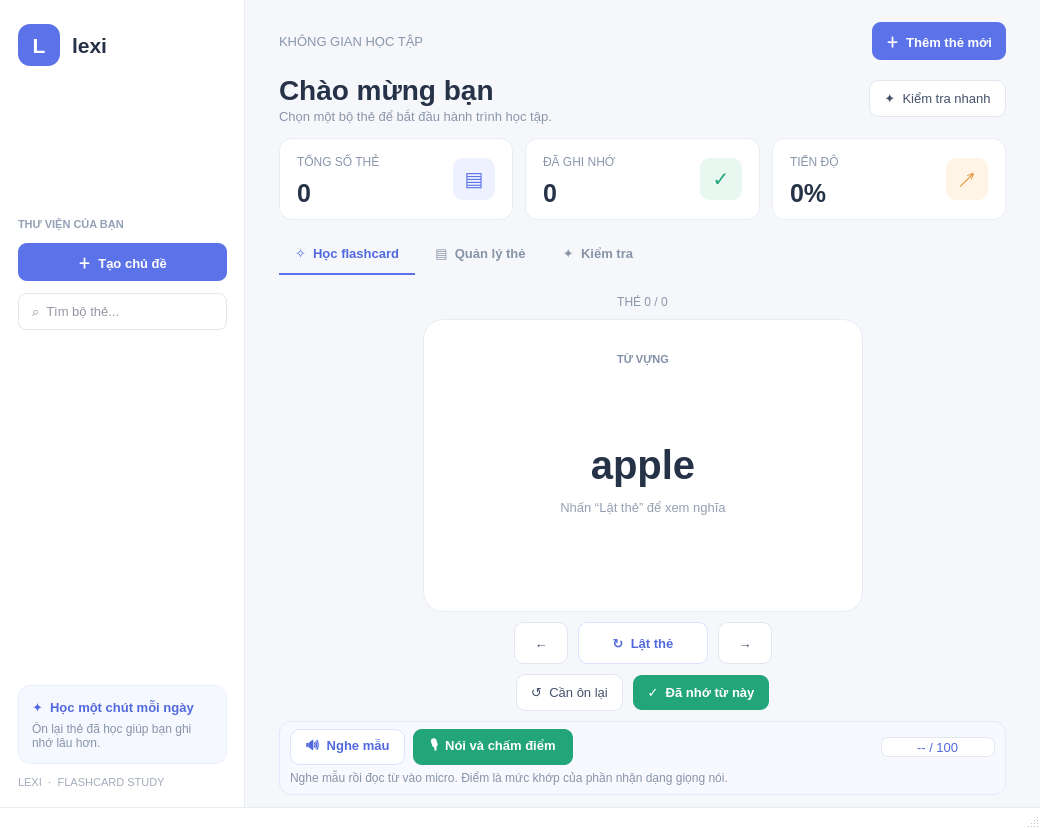
First picture: the form in mainWindow.ui, repository anhphamtuk18-oss/flashcard-app, before the edit.
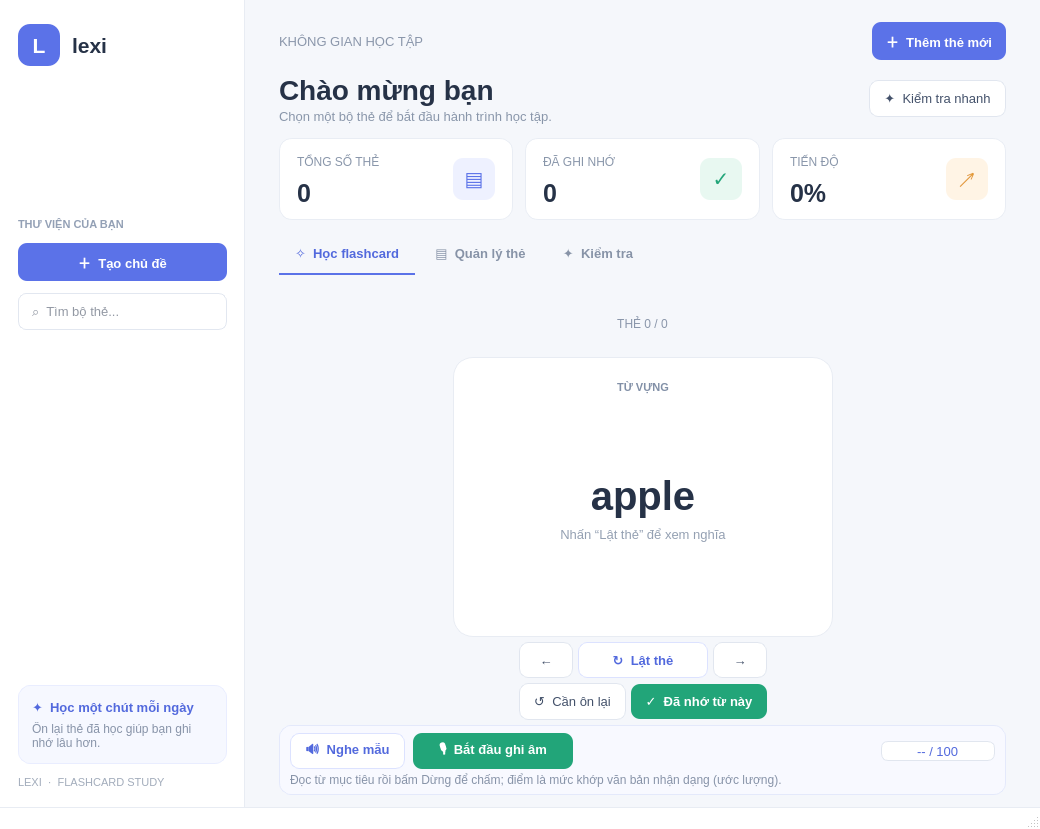
Second picture: the form after the edit.

Commit message: Cap nhat code moi

```diff
--- a/mainWindow.ui
+++ b/mainWindow.ui
@@ -12,8 +12,8 @@
   </property>
   <property name="minimumSize">
    <size>
-    <width>1040</width>
-    <height>760</height>
+    <width>900</width>
+    <height>600</height>
    </size>
   </property>
   <property name="windowTitle">
@@ -50,12 +50,17 @@
 QPushButton#btnFlip { color: #5269DD; border-color: #DCE2FF; font-weight: 600; }
 QPushButton#btnKnown { background: #22A579; color: white; border: none; font-weight: 600; }
 QPushButton#btnRecordPronunciation { background: #22A579; color: white; border: none; font-weight: 600; }
+QPushButton#btnRecordPronunciation[recording="true"] { background: #D65353; }
+QPushButton#btnRecordPronunciation[recording="true"]:hover { background: #BC4141; }
 QPushButton#btnSpeakTarget { color: #5269DD; border-color: #DCE2FF; font-weight: 600; }
 QProgressBar#pronunciationScore { background: white; border: 1px solid #E1E6EF; border-radius: 7px; color: #5269DD; text-align: center; min-width: 92px; max-width: 112px; height: 18px; }
 QProgressBar#pronunciationScore::chunk { background: #DCE3FF; border-radius: 6px; }
 QTableWidget { background: white; border: 1px solid #E8ECF3; border-radius: 12px; gridline-color: #F0F2F6; selection-background-color: #EEF1FF; selection-color: #394EBC; }
 QHeaderView::section { background: #F8F9FC; color: #8490A4; border: none; border-bottom: 1px solid #E8ECF3; padding: 11px; }
 QLabel#quizPrompt { font-size: 20pt; font-weight: 700; }
+QScrollBar:vertical { width: 9px; background: transparent; margin: 2px; }
+QScrollBar::handle:vertical { background: #D5DBE8; border-radius: 4px; min-height: 24px; }
+QScrollBar::add-line:vertical, QScrollBar::sub-line:vertical { height: 0; }
 QStatusBar { background: white; color: #8A96AA; border-top: 1px solid #E8ECF3; }
   </string>
   </property>
@@ -706,7 +711,7 @@
         <widget class="QWidget" name="studyPage">
          <layout class="QVBoxLayout" name="studyLayout">
           <property name="spacing">
-           <number>10</number>
+           <number>5</number>
           </property>
           <property name="leftMargin">
            <number>0</number>
@@ -752,14 +757,14 @@
              <widget class="QFrame" name="flashcardSurface">
               <property name="minimumSize">
                <size>
-                <width>440</width>
-                <height>285</height>
+                <width>380</width>
+                <height>170</height>
                </size>
               </property>
               <property name="maximumSize">
                <size>
                 <width>780</width>
-                <height>375</height>
+                <height>280</height>
                </size>
               </property>
               <property name="frameShape">
@@ -767,16 +772,16 @@
               </property>
               <layout class="QVBoxLayout" name="flashcardLayout">
                <property name="leftMargin">
-                <number>28</number>
+                <number>18</number>
                </property>
                <property name="topMargin">
-                <number>24</number>
+                <number>14</number>
                </property>
                <property name="rightMargin">
-                <number>28</number>
+                <number>18</number>
                </property>
                <property name="bottomMargin">
-                <number>24</number>
+                <number>14</number>
                </property>
                <item>
                 <widget class="QStackedWidget" name="cardFaceStack">
@@ -786,7 +791,7 @@
                  <widget class="QWidget" name="cardFrontPage">
                   <layout class="QVBoxLayout" name="cardFrontLayout">
                    <property name="spacing">
-                    <number>12</number>
+                    <number>8</number>
                    </property>
                    <item>
                     <widget class="QLabel" name="cardEyebrow">
@@ -806,13 +811,16 @@
                      <property name="sizeHint" stdset="0">
                       <size>
                        <width>20</width>
-                       <height>25</height>
+                       <height>0</height>
                       </size>
                      </property>
                     </spacer>
                    </item>
                    <item>
                     <widget class="QLabel" name="cardTerm">
+                     <property name="wordWrap">
+                      <bool>true</bool>
+                     </property>
                      <property name="text">
                       <string>apple</string>
                      </property>
@@ -839,7 +847,7 @@
                      <property name="sizeHint" stdset="0">
                       <size>
                        <width>20</width>
-                       <height>25</height>
+                       <height>0</height>
                       </size>
                      </property>
                     </spacer>
@@ -955,7 +963,7 @@
               <property name="minimumSize">
                <size>
                 <width>54</width>
-                <height>42</height>
+                  <height>36</height>
                </size>
               </property>
               <property name="text">
@@ -968,7 +976,7 @@
               <property name="minimumSize">
                <size>
                 <width>130</width>
-                <height>42</height>
+                  <height>36</height>
                </size>
               </property>
               <property name="text">
@@ -981,7 +989,7 @@
               <property name="minimumSize">
                <size>
                 <width>54</width>
-                <height>42</height>
+                  <height>36</height>
                </size>
               </property>
               <property name="text">
@@ -1053,7 +1061,7 @@
             <property name="minimumSize">
              <size>
               <width>0</width>
-              <height>74</height>
+              <height>70</height>
              </size>
             </property>
             <property name="styleSheet">
@@ -1102,7 +1110,7 @@
                   </size>
                  </property>
                  <property name="text">
-                  <string>🎙  Nói và chấm điểm</string>
+                  <string>🎙  Bắt đầu ghi âm</string>
                  </property>
                 </widget>
                </item>
@@ -1146,7 +1154,7 @@
                 <string notr="true">color: #8793A8; font-size: 9pt;</string>
                </property>
                <property name="text">
-                <string>Nghe mẫu rồi đọc từ vào micro. Điểm là mức khớp của phần nhận dạng giọng nói.</string>
+                <string>Đọc từ mục tiêu rồi bấm Dừng để chấm; điểm là mức khớp văn bản nhận dạng (ước lượng).</string>
                </property>
                <property name="wordWrap">
                 <bool>true</bool>
```
Left out of the diff: 38 changed lines with no effect on the pictures. The commit also changes 2 other files.
